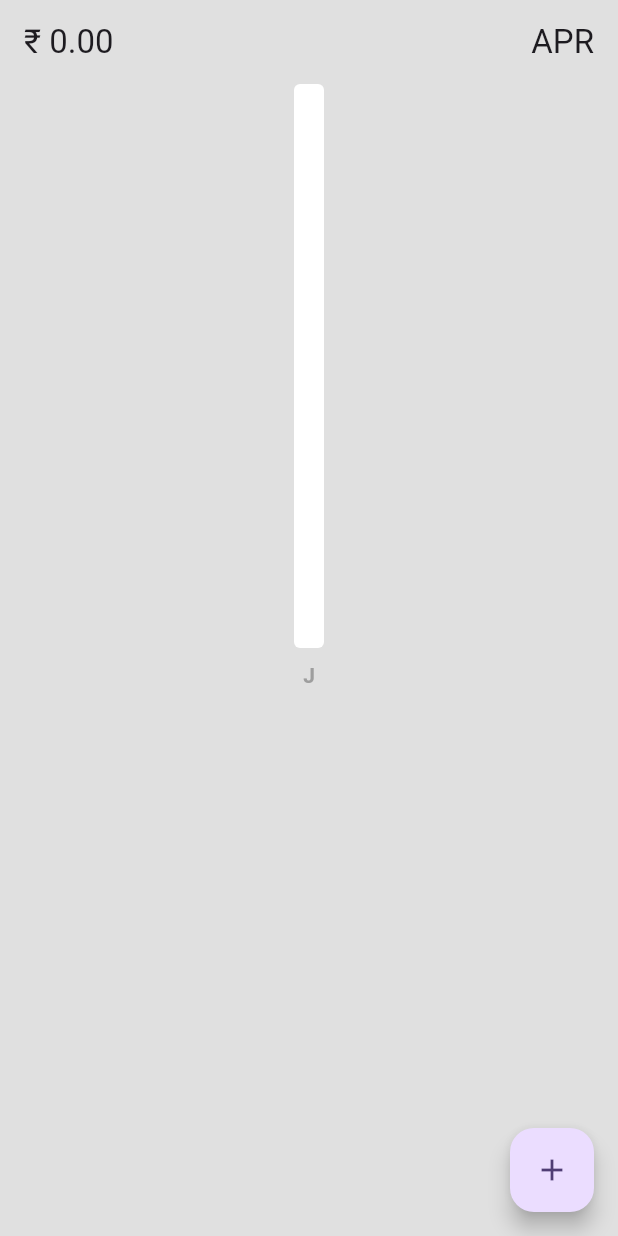
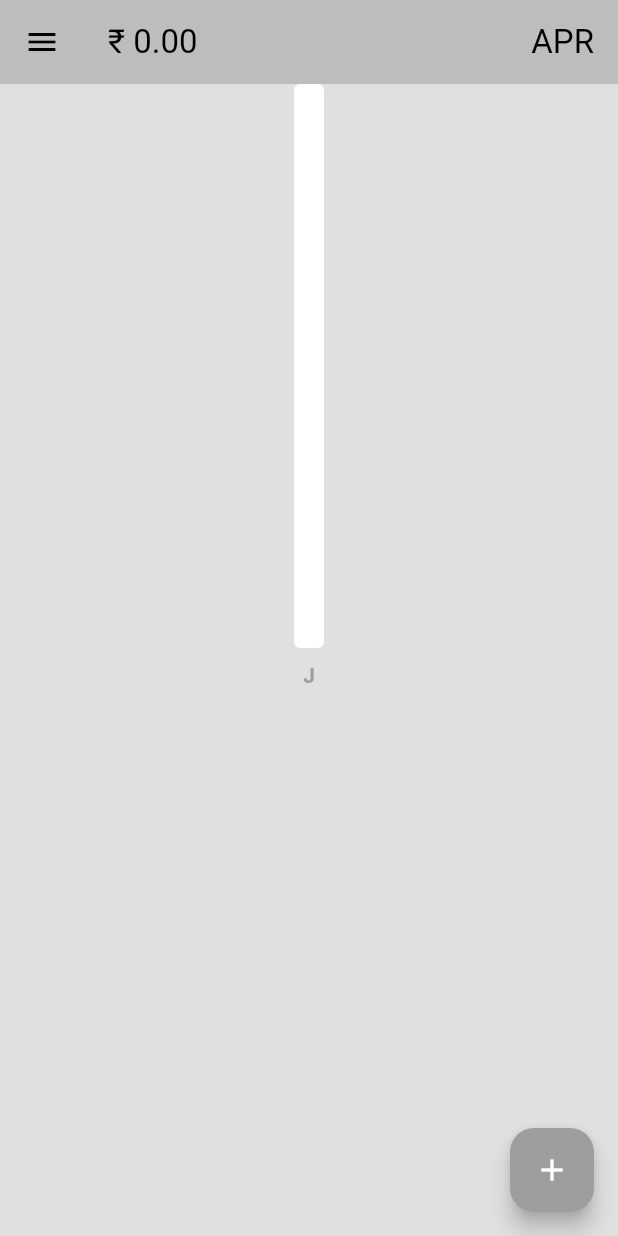
Before and after one commit to Riyaaaaan/Expenseo, a Flutter app: the screen it shows after launch, on a phone screen of 412 x 824 dp. Run offline on Flutter 3.47's test engine with Material 3 defaults, Android fonts, the phone set to English and light mode, and no system bars; drawn by our look-alikes of fl_chart; our stand-ins replace flutter_slidable, isar; accounts and stored records are empty; generated files the repository leaves out were written again.

Commit message:
dark mode

```diff
--- a/lib/main.dart
+++ b/lib/main.dart
@@ -1,5 +1,6 @@
 import 'package:expenseo/database/expense_database.dart';
 import 'package:expenseo/screens/home_page.dart';
+import 'package:expenseo/themes/theme_provider.dart';
 import 'package:flutter/material.dart';
 import 'package:provider/provider.dart';
 
@@ -8,8 +9,11 @@ void main() async {
   //init db
   await ExpenseDatabase.initialize();
   runApp(
-    ChangeNotifierProvider(
-      create: (context) => ExpenseDatabase(),
+    MultiProvider(
+      providers: [
+        ChangeNotifierProvider(create: (context) => ExpenseDatabase()),
+        ChangeNotifierProvider(create: (context) => ThemeProvider()),
+      ],
       child: const MyApp(),
     ),
   );
@@ -22,10 +26,7 @@ class MyApp extends StatelessWidget {
   Widget build(BuildContext context) {
     return MaterialApp(
       debugShowCheckedModeBanner: false,
-      theme: ThemeData(
-        colorScheme: ColorScheme.fromSeed(seedColor: Colors.deepPurple),
-        useMaterial3: true,
-      ),
+      theme: Provider.of<ThemeProvider>(context).themedata,
       home: HomePage(),
     );
   }
--- a/lib/screens/home_page.dart
+++ b/lib/screens/home_page.dart
@@ -1,6 +1,7 @@
 import 'dart:developer';
 
 import 'package:expenseo/bar_graph/bar_graph.dart';
+import 'package:expenseo/components/my_drawer.dart';
 import 'package:expenseo/database/expense_database.dart';
 import 'package:expenseo/helper/helper_functions.dart';
 import 'package:expenseo/models/expense.dart';
@@ -145,7 +146,7 @@ class _HomePageState extends State<HomePage> {
           child: const Icon(Icons.add),
         ),
         appBar: AppBar(
-          backgroundColor: Colors.transparent,
+          backgroundColor: Theme.of(context).colorScheme.background,
           title: FutureBuilder(
             future: _calculateCurrentMonthTotal,
             builder: (context, snapshot) {
@@ -168,6 +169,7 @@ class _HomePageState extends State<HomePage> {
             },
           ),
         ),
+        drawer: const MyDrawer(),
         body: SafeArea(
           child: Column(
             children: [
--- /dev/null
+++ b/lib/themes/dark_mode.dart
@@ -0,0 +1,10 @@
+import 'package:flutter/material.dart';
+
+ThemeData darkMode = ThemeData(
+    colorScheme: ColorScheme.dark(
+  background: Colors.grey.shade900,
+  primary: Colors.grey.shade600,
+  secondary: Colors.grey.shade700,
+  tertiary: Colors.grey.shade800,
+  inversePrimary: Colors.grey.shade300,
+));
--- /dev/null
+++ b/lib/themes/light_mode.dart
@@ -0,0 +1,10 @@
+import 'package:flutter/material.dart';
+
+ThemeData lightMode = ThemeData(
+    colorScheme: ColorScheme.light(
+  background: Colors.grey.shade400,
+  primary: Colors.grey.shade500,
+  secondary: Colors.grey.shade200,
+  tertiary: Colors.grey.shade700,
+  inversePrimary: Colors.grey.shade900,
+));
--- /dev/null
+++ b/lib/themes/theme_provider.dart
@@ -0,0 +1,23 @@
+import 'package:expenseo/themes/dark_mode.dart';
+import 'package:expenseo/themes/light_mode.dart';
+import 'package:flutter/material.dart';
+
+class ThemeProvider extends ChangeNotifier {
+  ThemeData _themeData = lightMode;
+
+  ThemeData get themedata => _themeData;
+  bool get isDarkMode => _themeData == darkMode;
+
+  set themeData(ThemeData themeData) {
+    _themeData = themeData;
+    notifyListeners();
+  }
+
+  void toggleTheme() {
+    if (_themeData == lightMode) {
+      themeData = darkMode;
+    } else {
+      themeData = lightMode;
+    }
+  }
+}
```
Also changed, not shown: lib/components/my_drawer.dart (added, +63 -0 lines), lib/components/my_list_tile.dart (+14 -5 lines), lib/screens/settings_page.dart (added, +53 -0 lines).
